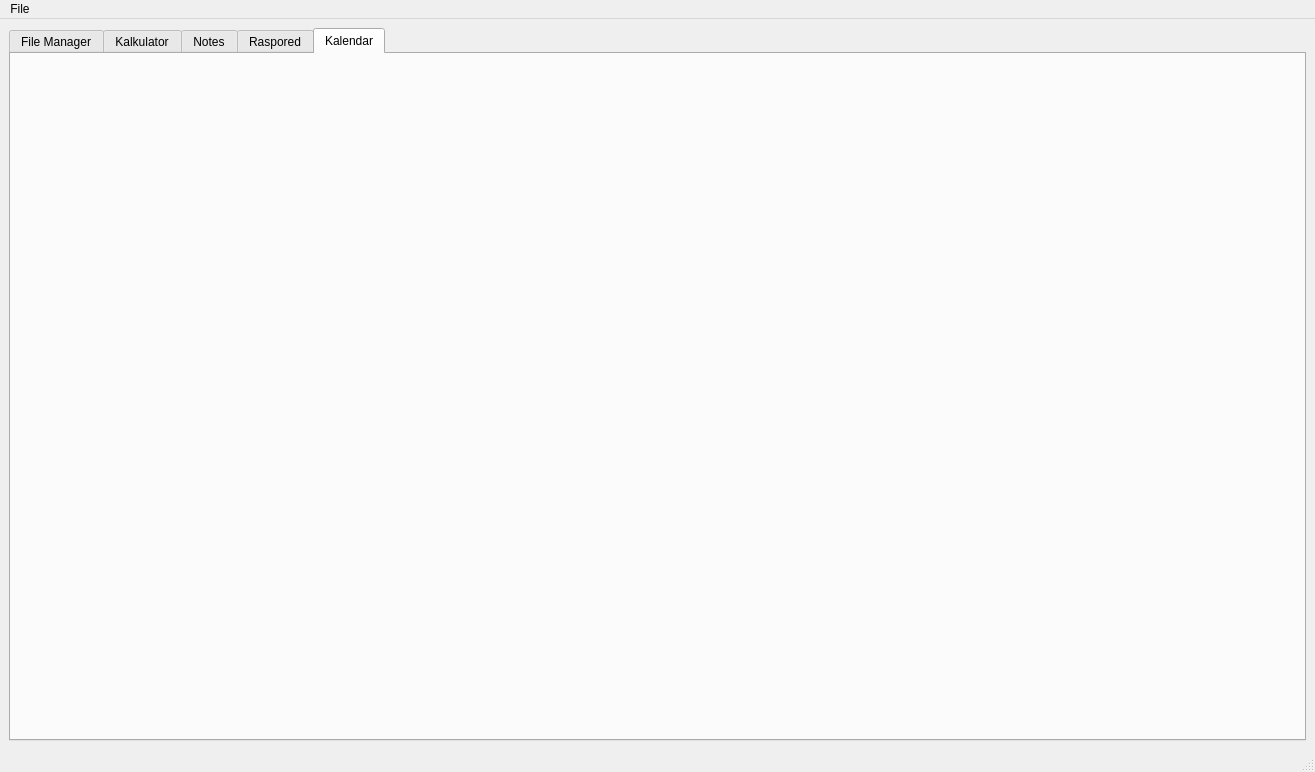
The window that matfHub/mainwindow.ui (milalukic/matfHub) describes before a commit, drawn with Qt 5.
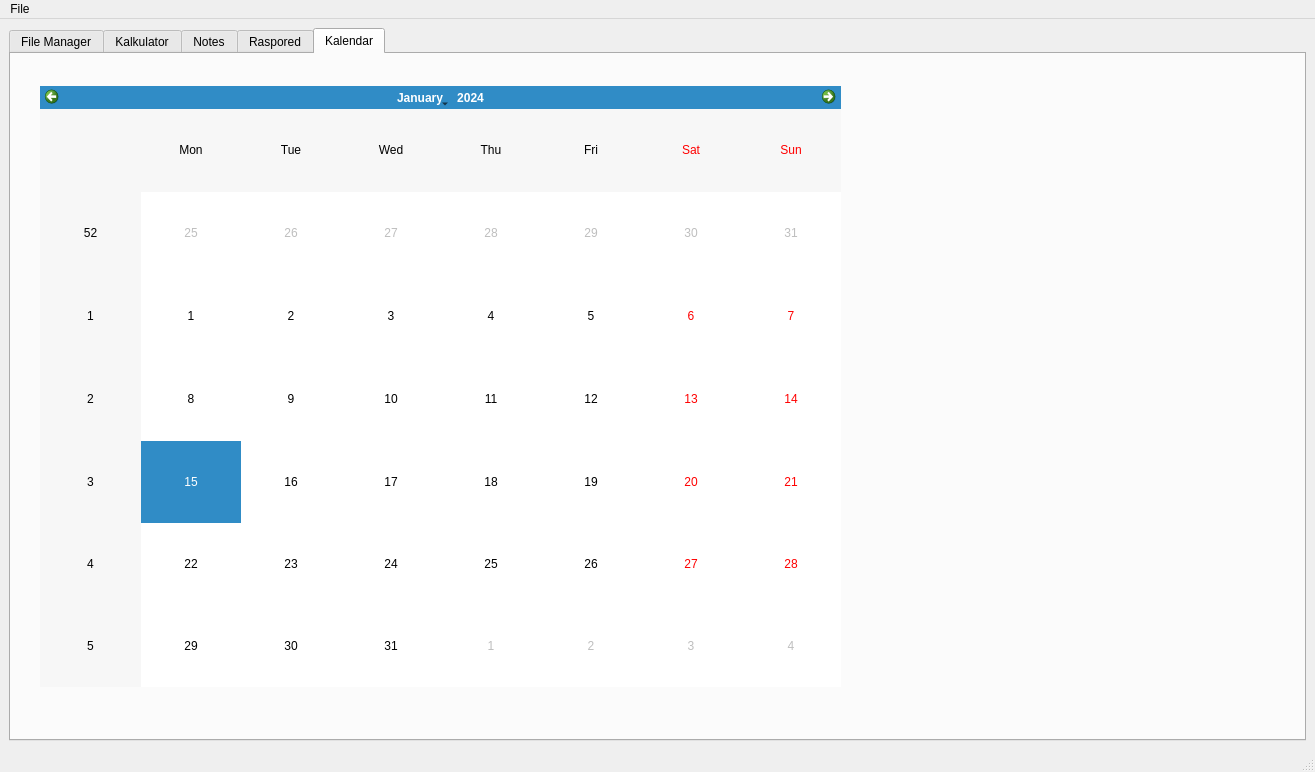
The same window after the commit. The open tabs and pages were chosen to show the change. Icons and pictures are not drawn.

Commit message: Napravljen widget

What changed in the file:
```diff
--- a/matfHub/mainwindow.ui
+++ b/matfHub/mainwindow.ui
@@ -2509,6 +2509,16 @@
        <attribute name="title">
         <string>Kalendar</string>
        </attribute>
+       <widget class="QCalendarWidget" name="calendarWidget">
+        <property name="geometry">
+         <rect>
+          <x>29</x>
+          <y>32</y>
+          <width>801</width>
+          <height>601</height>
+         </rect>
+        </property>
+       </widget>
       </widget>
      </widget>
     </item>
```
Left out of the diff: 19 changed lines with no effect on the pictures. The commit also changes 4 other files.
